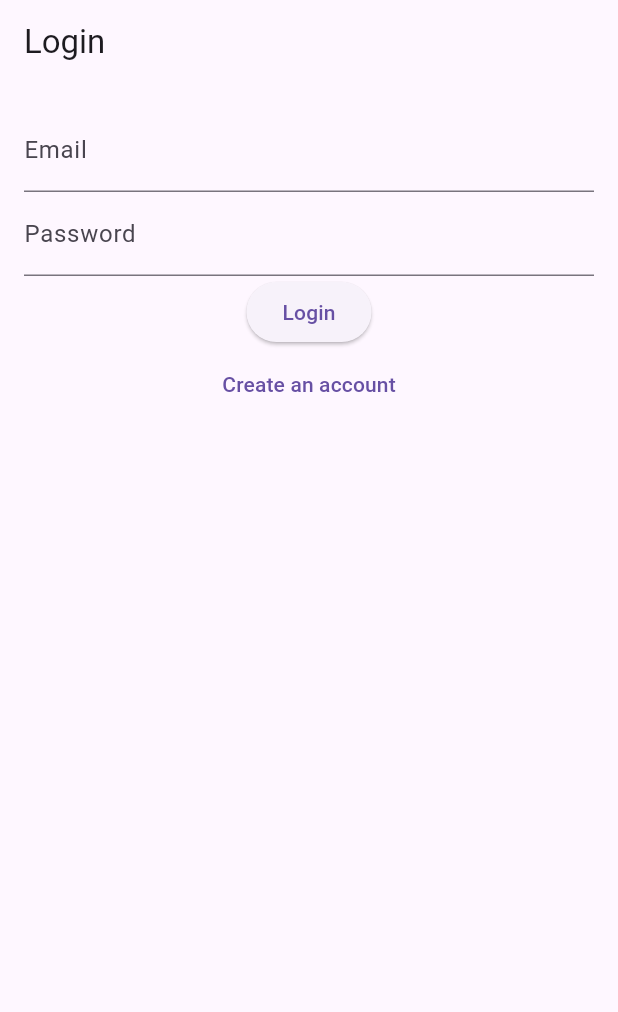
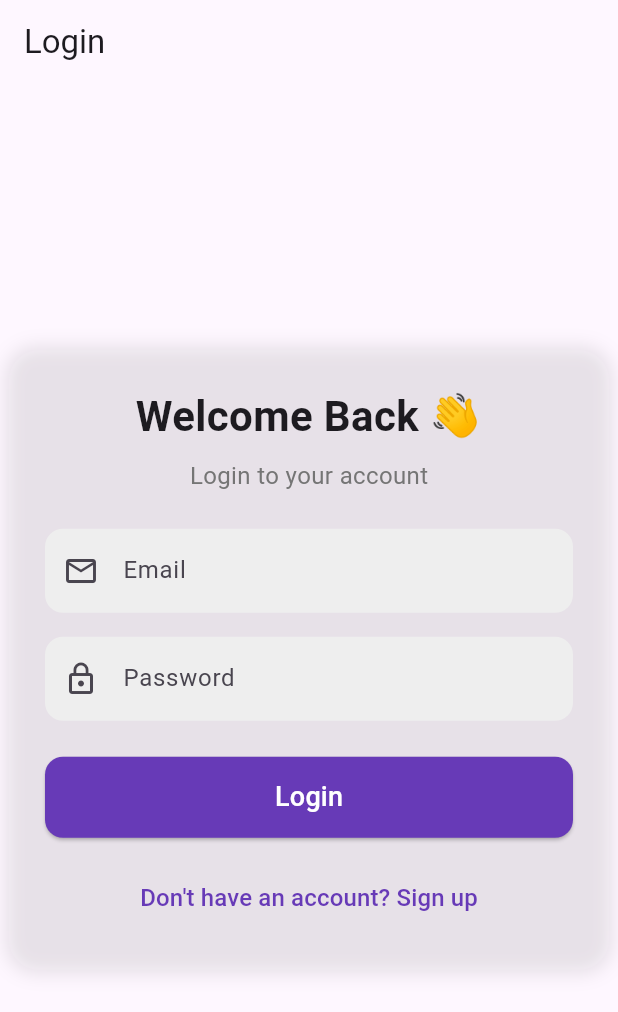
Before and after one commit to MostakAhmedShahad/lets_chat_2.0, a Flutter app: the screen it shows after launch, on a phone screen of 412 x 824 dp. Shown: the top 1012 px of the screen. Run offline on Flutter 3.47's test engine with Material 3 defaults, Android fonts, the phone set to English and light mode, and no system bars; our stand-ins replace cloud_firestore, equatable, firebase_auth, firebase_core, flutter_bloc; accounts and stored records are empty.

Commit message:
inbox_ui_design

```diff
--- a/lib/bloc/chat_bloc/chat_bloc.dart
+++ b/lib/bloc/chat_bloc/chat_bloc.dart
@@ -97,7 +97,7 @@ class ChatBloc extends Bloc<ChatEvent, ChatState> {
     final users = await _chatRepository.getUsersWithPreviousChats(event.userId);
 
     // ✅ Ensure latest user appears on top
-    users.sort((a, b) {
+    users.sort((b, a) {
       if (a.lastMessageTimestamp == null && b.lastMessageTimestamp == null) {
         return 0;
       } else if (a.lastMessageTimestamp == null) {
--- a/lib/main.dart
+++ b/lib/main.dart
@@ -49,6 +49,7 @@ class MyApp extends StatelessWidget {
         theme: ThemeData(
           primarySwatch: Colors.blue,
         ),
+        debugShowCheckedModeBanner: false,
         home: LoginScreen(),
       ),
     );
--- a/lib/screens/login_screen.dart
+++ b/lib/screens/login_screen.dart
@@ -23,27 +23,96 @@ class LoginScreen extends StatelessWidget {
       },
       child: Scaffold(
         appBar: AppBar(title: Text('Login')),
-        body: Padding(
-          padding: const EdgeInsets.all(16.0),
+        body: Center(
+          child: Container(
+            padding: EdgeInsets.all(24),
+            decoration: BoxDecoration(
+              borderRadius: BorderRadius.circular(20),
+              color: Colors.white.withOpacity(0.1), // Glassmorphism effect
+              boxShadow: [
+                BoxShadow(
+                  color: Colors.black.withOpacity(0.1),
+                  blurRadius: 10,
+                  spreadRadius: 2,
+                ),
+              ],
+            ),
+            width: 400, // Web-friendly width
             child: Column(
+              mainAxisSize: MainAxisSize.min, // Makes UI compact
               children: [
+                Text(
+                  "Welcome Back 👋",
+                  style: TextStyle(
+                    fontSize: 28,
+                    fontWeight: FontWeight.bold,
+                  ),
+                ),
+                SizedBox(height: 8),
+                Text(
+                  "Login to your account",
+                  style: TextStyle(color: Colors.grey[600], fontSize: 16),
+                ),
+                SizedBox(height: 24),
+
+                // Email Field
                 TextField(
                   controller: _emailController,
-                decoration: InputDecoration(labelText: 'Email'),
+                  decoration: InputDecoration(
+                    labelText: 'Email',
+                    prefixIcon: Icon(Icons.email_outlined),
+                    filled: true,
+                    fillColor: Colors.grey[200],
+                    border: OutlineInputBorder(
+                      borderRadius: BorderRadius.circular(12),
+                      borderSide: BorderSide.none,
                     ),
+                  ),
+                ),
+                SizedBox(height: 16),
+
+                // Password Field
                 TextField(
                   controller: _passwordController,
-                decoration: InputDecoration(labelText: 'Password'),
+                  decoration: InputDecoration(
+                    labelText: 'Password',
+                    prefixIcon: Icon(Icons.lock_outline),
+                    filled: true,
+                    fillColor: Colors.grey[200],
+                    border: OutlineInputBorder(
+                      borderRadius: BorderRadius.circular(12),
+                      borderSide: BorderSide.none,
+                    ),
+                  ),
                   obscureText: true,
                 ),
+                SizedBox(height: 24),
+
+                // Login Button
                 ElevatedButton(
                   onPressed: () {
                     final email = _emailController.text.trim();
                     final password = _passwordController.text.trim();
-                  context.read<AuthBloc>().add(LoginRequested(email, password));
+                    context
+                        .read<AuthBloc>()
+                        .add(LoginRequested(email, password));
                   },
-                child: Text('Login'),
+                  style: ElevatedButton.styleFrom(
+                    backgroundColor: Colors.deepPurple, // Premium look
+                    padding: EdgeInsets.symmetric(vertical: 14),
+                    minimumSize: Size(double.infinity, 50),
+                    shape: RoundedRectangleBorder(
+                      borderRadius: BorderRadius.circular(12),
                     ),
+                  ),
+                  child: Text(
+                    'Login',
+                    style: TextStyle(fontSize: 18, color: Colors.white),
+                  ),
+                ),
+                SizedBox(height: 16),
+
+                // Sign up text
                 TextButton(
                   onPressed: () {
                     Navigator.push(
@@ -51,9 +120,13 @@ class LoginScreen extends StatelessWidget {
                       MaterialPageRoute(builder: (context) => SignupScreen()),
                     );
                   },
-                child: Text('Create an account'),
+                  child: Text(
+                    "Don't have an account? Sign up",
+                    style: TextStyle(color: Colors.deepPurple, fontSize: 16),
+                  ),
                 ),
               ],
+            ),
           ),
         ),
       ),
```
Also changed, not shown: lib/screens/inbox_screen.dart (+89 -178 lines). Lines whose indentation alone changed are shown as unchanged.
